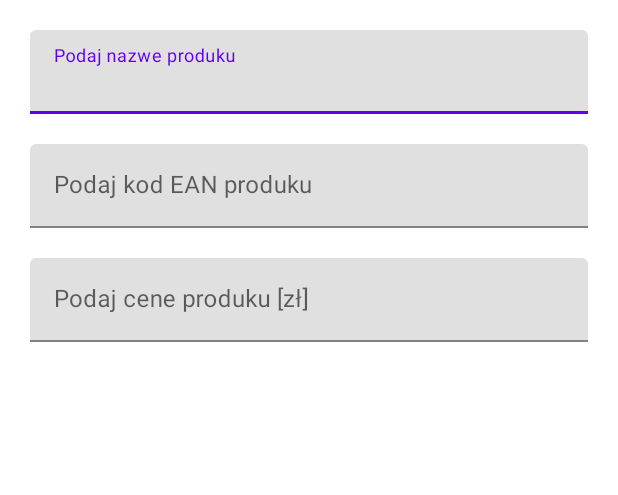
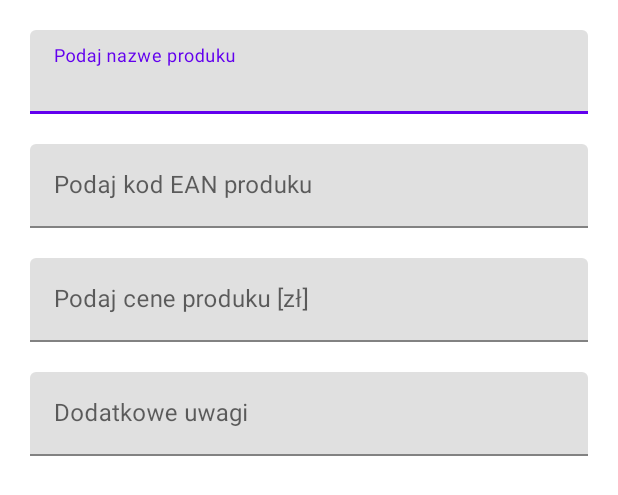
Before and after one commit to Wierzba13/EAN-organizer, an Android app: the layout add_product.xml on its own in the app's theme, with its tools: preview values and no code run, on a phone screen of 412 x 824 dp. Shown: the top 495 px of the screen. Run offline under Robolectric (Android 15) with nearby library versions, the phone set to English and light mode, and no system bars.

Commit message:
Add additional comments field

```diff
--- a/app/src/main/java/com/example/ean_code_scanner/JsonController.java
+++ b/app/src/main/java/com/example/ean_code_scanner/JsonController.java
@@ -49,7 +49,7 @@ public class JsonController extends MainActivity {
                 for (int j = 0; j < max; j++) {
                     JSONObject jsonObj = jsonArray.getJSONObject(j);
 
-                    Product product = new Product(jsonObj.getString("EANcode"), jsonObj.getString("name"), jsonObj.getString("price"));
+                    Product product = new Product(jsonObj.getString("EANcode"), jsonObj.getString("name"), jsonObj.getString("price"), jsonObj.getString("additionalComments"));
 
                     if(searchName.length() > 0) {
                         if(product.getName().toLowerCase().contains(searchName)) {
@@ -147,7 +147,7 @@ public class JsonController extends MainActivity {
         return false;
     }
 
-    public void addEAN(String eanCode, String name, String price) {
+    public void addEAN(String eanCode, String name, String price, String additionalComments) {
 
         FileInputStream fileInputStream = null;
         try {
@@ -155,6 +155,7 @@ public class JsonController extends MainActivity {
             jsonObject.put("EANcode", eanCode);
             jsonObject.put("name", name);
             jsonObject.put("price", price);
+            jsonObject.put("additionalComments", additionalComments);
 
             fileInputStream = new FileInputStream(jsonFile);
 
--- a/app/src/main/java/com/example/ean_code_scanner/Product.java
+++ b/app/src/main/java/com/example/ean_code_scanner/Product.java
@@ -4,11 +4,13 @@ public class Product {
     private final String EANcode;
     private final String name;
     private final String price;
+    private final String additionalComments;
 
-    public Product(String EANcode, String name, String price) {
+    public Product(String EANcode, String name, String price, String additionalComments) {
         this.EANcode = EANcode;
         this.name = name;
         this.price = price;
+        this.additionalComments = additionalComments;
     }
 
     public String getEANcode() {
@@ -22,4 +24,6 @@ public class Product {
     public String getPrice() {
         return price;
     }
+
+    public String getAdditionalComments() { return additionalComments; }
 }
--- a/app/src/main/java/com/example/ean_code_scanner/RecyclerAdapter.java
+++ b/app/src/main/java/com/example/ean_code_scanner/RecyclerAdapter.java
@@ -60,6 +60,7 @@ public class RecyclerAdapter extends RecyclerView.Adapter<RecyclerView.ViewHolde
                 try {
                     String name = jsonObj.getString("name");
                     String price = jsonObj.getString("price");
+                    String additionalComments = jsonObj.getString("additionalComments");
 
                     AlertDialog.Builder builder = new AlertDialog.Builder(context);
                     builder.setTitle("Informacje o produkcie");
@@ -76,6 +77,9 @@ public class RecyclerAdapter extends RecyclerView.Adapter<RecyclerView.ViewHolde
                     EditText priceInp = inputs.findViewById(R.id.priceInp);
                     priceInp.setText(price);
 
+                    EditText additionalCommentsInp = inputs.findViewById(R.id.additionalCommentsInp);
+                    additionalCommentsInp.setText(additionalComments);
+
                     builder.setPositiveButton("ZAPISZ", null);
                     builder.setNegativeButton("WYJDŹ", null);
 
@@ -87,7 +91,7 @@ public class RecyclerAdapter extends RecyclerView.Adapter<RecyclerView.ViewHolde
 
                         if(wantToCloseDialog) {
                             jsonController.deleteEAN(eanCode);
-                            jsonController.addEAN(eanCode, nameInp.getText().toString(), priceInp.getText().toString());
+                            jsonController.addEAN(eanCode, nameInp.getText().toString(), priceInp.getText().toString(), additionalCommentsInp.getText().toString());
                             dialog.dismiss();
                             Toast.makeText(context, "Edytowano produkt: " + nameInp.getText(), Toast.LENGTH_LONG).show();
                         } else {
--- a/app/src/main/res/layout/add_product.xml
+++ b/app/src/main/res/layout/add_product.xml
@@ -45,4 +45,18 @@
             android:imeOptions="actionDone" />
 
     </com.google.android.material.textfield.TextInputLayout>
+
+    <com.google.android.material.textfield.TextInputLayout
+        android:layout_width="match_parent"
+        android:layout_height="wrap_content"
+        android:layout_marginTop="20dp">
+
+        <EditText
+            android:id="@+id/additionalCommentsInp"
+            android:layout_width="match_parent"
+            android:layout_height="wrap_content"
+            android:hint="Dodatkowe uwagi"
+            android:imeOptions="actionDone" />
+
+    </com.google.android.material.textfield.TextInputLayout>
 </LinearLayout>
```
Also changed, not shown: app/src/main/java/com/example/ean_code_scanner/MainActivity.java (+8 -2 lines).
